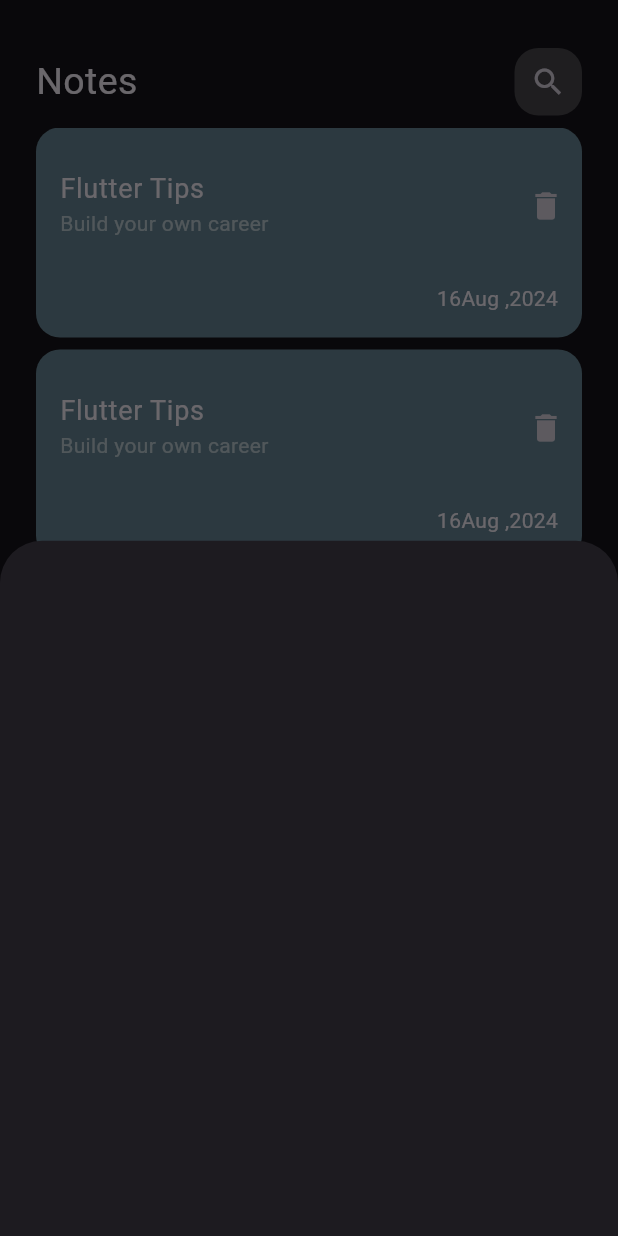
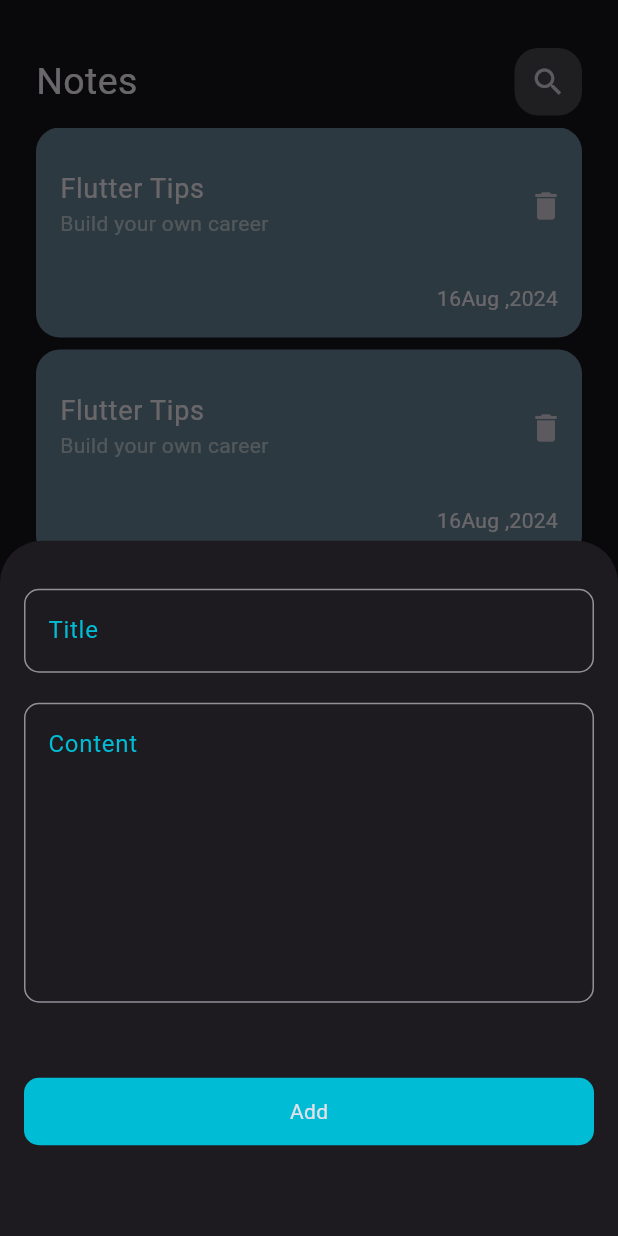
Before and after one commit to AyaZidan22/notes_app, a Flutter app: the screen it shows after launch, after a tap on the "add" icon, on a phone screen of 412 x 824 dp. Run offline on Flutter 3.47's test engine with Material 3 defaults, Android fonts, the phone set to English and light mode, and no system bars.

Commit message:
bottom sheet

```diff
--- a/lib/views/notes_view.dart
+++ b/lib/views/notes_view.dart
@@ -1,5 +1,6 @@
 import 'package:flutter/material.dart';
 import 'package:notes_app/widgets/custom_app_bar.dart';
+import 'package:notes_app/widgets/custom_bottom_sheet.dart';
 import 'package:notes_app/widgets/notes_list_view.dart';
 
 class NotesView extends StatelessWidget {
@@ -9,12 +10,12 @@ class NotesView extends StatelessWidget {
   Widget build(BuildContext context) {
     return Scaffold(
       floatingActionButton: FloatingActionButton(
-          backgroundColor: const Color.fromARGB(255, 46, 60, 70),
+        backgroundColor: Colors.cyan,
         onPressed: () {
           showModalBottomSheet(
               context: context,
               builder: (context) {
-                  return Container();
+                return const CustomBottomSheet();
               });
         },
         child: const Icon(Icons.add),
@@ -25,6 +26,7 @@ class NotesView extends StatelessWidget {
           CustomAppBar(),
           NotesListView(),
         ],
-        ));
+      ),
+    );
   }
 }
--- /dev/null
+++ b/lib/widgets/custom_bottom_sheet.dart
@@ -0,0 +1,33 @@
+import 'package:flutter/material.dart';
+import 'package:notes_app/widgets/custom_button.dart';
+import 'package:notes_app/widgets/custom_text_field.dart';
+
+class CustomBottomSheet extends StatelessWidget {
+  const CustomBottomSheet({super.key});
+
+  @override
+  Widget build(BuildContext context) {
+    return const Padding(
+      padding: EdgeInsets.symmetric(vertical: 32, horizontal: 16),
+      child: Column(
+        children: [
+          CustomTextfeild(
+            hinText: 'Title',
+            maxLines: 1,
+          ),
+          SizedBox(
+            height: 20,
+          ),
+          CustomTextfeild(
+            hinText: 'Content',
+            maxLines: 7,
+          ),
+          SizedBox(
+            height: 50,
+          ),
+          CustomButton(),
+        ],
+      ),
+    );
+  }
+}
--- /dev/null
+++ b/lib/widgets/custom_button.dart
@@ -0,0 +1,25 @@
+import 'package:flutter/material.dart';
+
+class CustomButton extends StatelessWidget {
+  const CustomButton({super.key});
+
+  @override
+  Widget build(BuildContext context) {
+    return GestureDetector(
+      onTap: (){},
+      child: Container(
+        width: MediaQuery.of(context).size.width,
+        height: 45,
+        decoration: BoxDecoration(
+          borderRadius: BorderRadius.circular(10),
+          color: Colors.cyan,
+        ),
+        child: const Center(
+          child: Text(
+            'Add',
+          ),
+        ),
+      ),
+    );
+  }
+}
--- /dev/null
+++ b/lib/widgets/custom_text_field.dart
@@ -0,0 +1,33 @@
+import 'package:flutter/material.dart';
+
+class CustomTextfeild extends StatelessWidget {
+  const CustomTextfeild({super.key, required this.hinText, required this.maxLines});
+  final String hinText;
+  final int maxLines;
+  @override
+  Widget build(BuildContext context) {
+    return TextField(
+      maxLines: maxLines,
+      decoration: InputDecoration(
+        hintText: hinText,
+        hintStyle: const TextStyle(color: Colors.cyan),
+        border: const OutlineInputBorder(
+          borderRadius: BorderRadius.all(
+            Radius.circular(10),
+          ),
+          borderSide: BorderSide(
+            color: Colors.white,
+          ),
+        ),
+        focusedBorder: const OutlineInputBorder(
+          borderRadius: BorderRadius.all(
+            Radius.circular(10),
+          ),
+          borderSide: BorderSide(
+            color: Colors.white,
+          ),
+        ),
+      ),
+    );
+  }
+}
```
Lines whose indentation alone changed are shown as unchanged.
